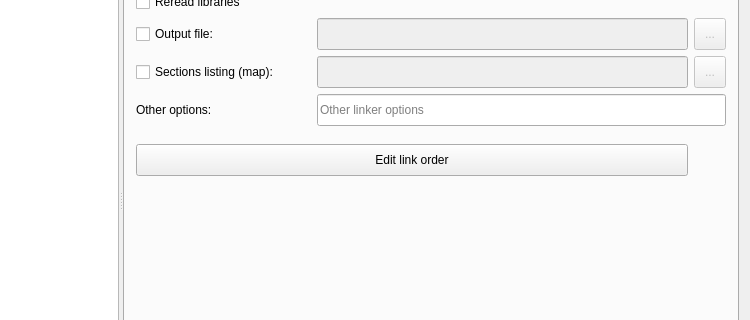
molotov-dmitry/ccs-pjt-editor-qt, file mainwindow.ui: the form before one commit; both pictures show x 339 to 1089 and y 181 to 501 of the 1089 by 737 pixel window.
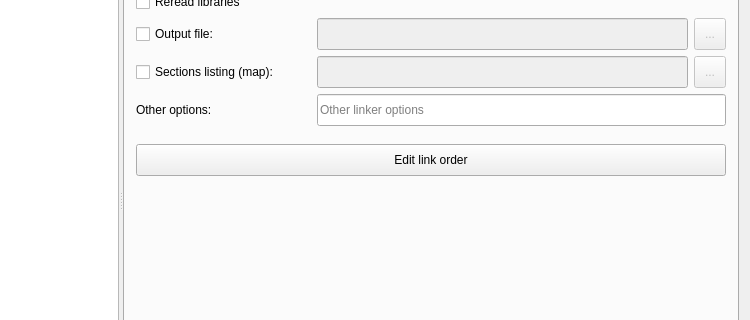
The form after the commit. The open tabs and pages were chosen to show the change. Icons and pictures are not drawn. Custom widgets are drawn as their Qt base class.

Patch:
```diff
--- a/mainwindow.ui
+++ b/mainwindow.ui
@@ -730,19 +730,6 @@
            </property>
           </widget>
          </item>
-         <item row="8" column="0" colspan="2">
-          <widget class="QPushButton" name="buttonLinkerEditLinkOrder">
-           <property name="minimumSize">
-            <size>
-             <width>0</width>
-             <height>32</height>
-            </size>
-           </property>
-           <property name="text">
-            <string>Edit link order</string>
-           </property>
-          </widget>
-         </item>
          <item row="4" column="1">
           <widget class="QLineEdit" name="editLinkerOutputFile">
            <property name="enabled">
@@ -867,6 +854,19 @@
            </property>
           </widget>
          </item>
+         <item row="8" column="0" colspan="3">
+          <widget class="QPushButton" name="buttonLinkerEditLinkOrder">
+           <property name="minimumSize">
+            <size>
+             <width>0</width>
+             <height>32</height>
+            </size>
+           </property>
+           <property name="text">
+            <string>Edit link order</string>
+           </property>
+          </widget>
+         </item>
         </layout>
        </widget>
        <widget class="QWidget" name="tab_5">
```
Left out of the diff: 2 changed lines with no effect on the pictures.
